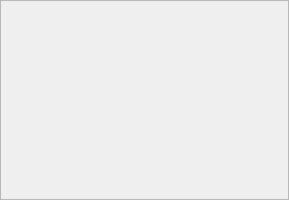
Above: src/noggit/ui/tools/ToolPanel/ToolPanelScroll.ui from randomkid2/Noggit_Crimson before the change. Below: the same form after it.
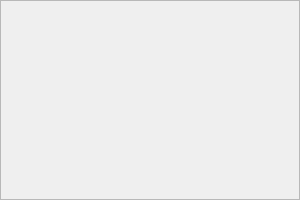
That is the form after the change.

The edit to the form file:
```diff
--- a/src/noggit/ui/tools/ToolPanel/ToolPanelScroll.ui
+++ b/src/noggit/ui/tools/ToolPanel/ToolPanelScroll.ui
@@ -66,7 +66,7 @@
         </property>
         <property name="minimumSize">
          <size>
-          <width>274</width>
+          <width>300</width>
           <height>0</height>
          </size>
         </property>
```
